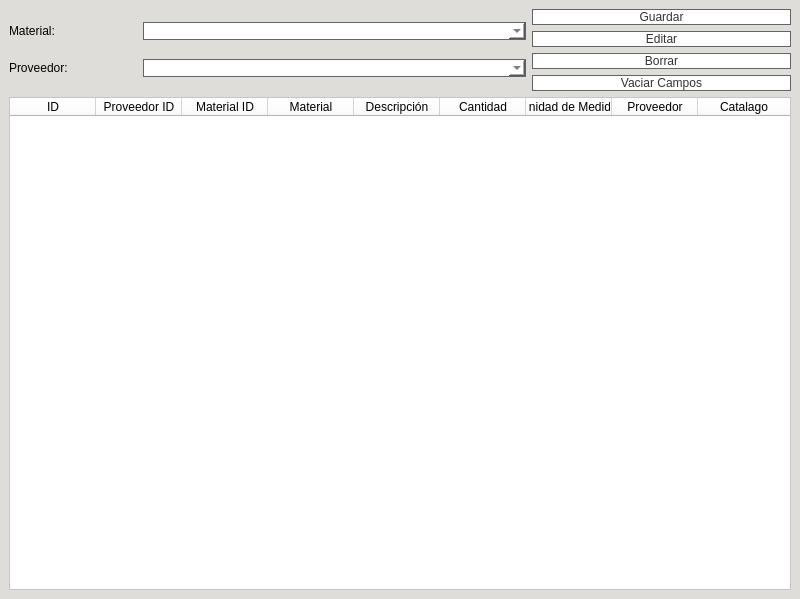
Before: the Qt Designer form Proyecto/Interfaces/Ui/Materiales_por_proveedor_window.ui in EdCenten0/MAPA-Python, drawn with Qt 5.
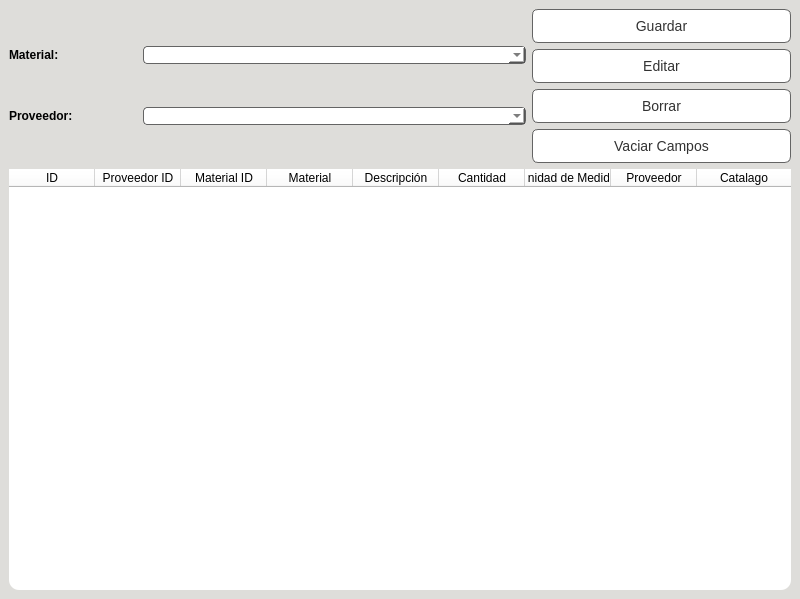
After: the same form once the commit is applied.

Commit message: Cambio de estilo  a materiales por proveedor

The edit to the form file:
```diff
--- a/Proyecto/Interfaces/Ui/Materiales_por_proveedor_window.ui
+++ b/Proyecto/Interfaces/Ui/Materiales_por_proveedor_window.ui
@@ -20,7 +20,9 @@
    <bool>false</bool>
   </property>
   <property name="styleSheet">
-   <string notr="true">background-color: rgb(222, 221, 218);</string>
+   <string notr="true">background-color: rgb(222, 221, 218);
+border-radius:10%;
+</string>
   </property>
   <property name="toolButtonStyle">
    <enum>Qt::ToolButtonIconOnly</enum>
@@ -43,6 +45,7 @@
 		background-color:rgb(255, 255, 255);
 		border:1px solid rgb(100,100,100);
 		color:rgb(50,50,50);
+		border-radius:4px;
 }
 
 </string>
@@ -51,6 +54,11 @@
           </item>
           <item row="1" column="0">
            <widget class="QLabel" name="label_5">
+            <property name="styleSheet">
+             <string notr="true">QLabel{
+		font-weight:500;
+}</string>
+            </property>
             <property name="text">
              <string>Proveedor:</string>
             </property>
@@ -61,12 +69,18 @@
             <property name="styleSheet">
              <string notr="true">background-color:rgb(255, 255, 255);
 border:1px solid rgb(100,100,100);
-color:rgb(50,50,50);</string>
+color:rgb(50,50,50);
+border-radius:4px;</string>
             </property>
            </widget>
           </item>
           <item row="0" column="0">
            <widget class="QLabel" name="label_4">
+            <property name="styleSheet">
+             <string notr="true">QLabel{
+		font-weight:500;
+}</string>
+            </property>
             <property name="text">
              <string>Material:</string>
             </property>
@@ -82,9 +96,23 @@
              <cursorShape>PointingHandCursor</cursorShape>
             </property>
             <property name="styleSheet">
-             <string notr="true">background-color:rgb(255, 255, 255);
-border:1px solid rgb(100,100,100);
-color:rgb(50,50,50);</string>
+             <string notr="true">QPushButton {
+	background-color:rgb(255, 255, 255);
+	border:1px solid rgb(100,100,100);
+	color:rgb(50,50,50);
+    padding: 8px 16px;
+    border-radius: 6px;
+    font-size: 14px;
+}
+
+QPushButton:hover {
+    background-color: #D6D2D1;
+}
+
+QPushButton:pressed {
+    background-color: #52c7ff;
+}
+</string>
             </property>
             <property name="text">
              <string>Guardar</string>
@@ -97,9 +125,23 @@
              <cursorShape>PointingHandCursor</cursorShape>
             </property>
             <property name="styleSheet">
-             <string notr="true">background-color:rgb(255, 255, 255);
-border:1px solid rgb(100,100,100);
-color:rgb(50,50,50);</string>
+             <string notr="true">QPushButton {
+	background-color:rgb(255, 255, 255);
+	border:1px solid rgb(100,100,100);
+	color:rgb(50,50,50);
+    padding: 8px 16px;
+    border-radius: 6px;
+    font-size: 14px;
+}
+
+QPushButton:hover {
+    background-color: #D6D2D1;
+}
+
+QPushButton:pressed {
+    background-color: #52c7ff;
+}
+</string>
             </property>
             <property name="text">
              <string>Editar</string>
@@ -112,9 +154,23 @@
              <cursorShape>PointingHandCursor</cursorShape>
             </property>
             <property name="styleSheet">
-             <string notr="true">background-color:rgb(255, 255, 255);
-border:1px solid rgb(100,100,100);
-color:rgb(50,50,50);</string>
+             <string notr="true">QPushButton {
+	background-color:rgb(255, 255, 255);
+	border:1px solid rgb(100,100,100);
+	color:rgb(50,50,50);
+    padding: 8px 16px;
+    border-radius: 6px;
+    font-size: 14px;
+}
+
+QPushButton:hover {
+    background-color: #D6D2D1;
+}
+
+QPushButton:pressed {
+    background-color: #52c7ff;
+}
+</string>
             </property>
             <property name="text">
              <string>Borrar</string>
@@ -127,9 +183,23 @@
              <cursorShape>PointingHandCursor</cursorShape>
             </property>
             <property name="styleSheet">
-             <string notr="true">background-color:rgb(255, 255, 255);
-border:1px solid rgb(100,100,100);
-color:rgb(50,50,50);</string>
+             <string notr="true">QPushButton {
+	background-color:rgb(255, 255, 255);
+	border:1px solid rgb(100,100,100);
+	color:rgb(50,50,50);
+    padding: 8px 16px;
+    border-radius: 6px;
+    font-size: 14px;
+}
+
+QPushButton:hover {
+    background-color: #D6D2D1;
+}
+
+QPushButton:pressed {
+    background-color: #52c7ff;
+}
+</string>
             </property>
             <property name="text">
              <string>Vaciar Campos</string>
```
